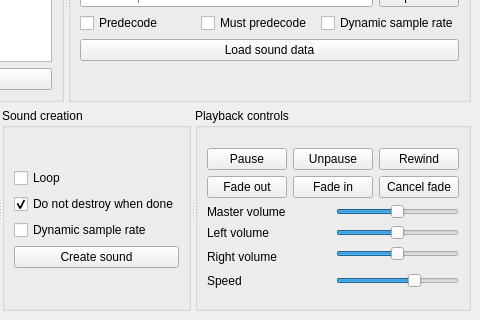
Clownacy/clownaudio, file examples/gui-qt/mainwindow.ui: the form before one commit; both pictures show x 250 to 730 and y 110 to 430 of the 730 by 430 pixel window.
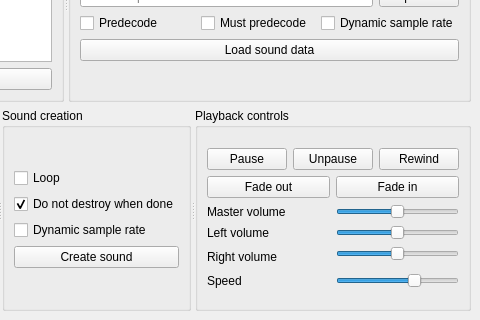
The form after the commit.

The edit to the form file:
```diff
--- a/examples/gui-qt/mainwindow.ui
+++ b/examples/gui-qt/mainwindow.ui
@@ -286,8 +286,8 @@
          </spacer>
         </item>
         <item>
-         <layout class="QGridLayout" name="gridLayout_2">
-          <item row="0" column="0">
+         <layout class="QHBoxLayout" name="horizontalLayout">
+          <item>
            <widget class="QPushButton" name="pushButton_Pause">
             <property name="enabled">
              <bool>true</bool>
@@ -303,7 +303,7 @@
             </property>
            </widget>
           </item>
-          <item row="0" column="1">
+          <item>
            <widget class="QPushButton" name="pushButton_Unpause">
             <property name="enabled">
              <bool>true</bool>
@@ -319,7 +319,7 @@
             </property>
            </widget>
           </item>
-          <item row="0" column="2">
+          <item>
            <widget class="QPushButton" name="pushButton_Rewind">
             <property name="enabled">
              <bool>true</bool>
@@ -335,7 +335,11 @@
             </property>
            </widget>
           </item>
-          <item row="1" column="0">
+         </layout>
+        </item>
+        <item>
+         <layout class="QHBoxLayout" name="horizontalLayout_3">
+          <item>
            <widget class="QPushButton" name="pushButton_FadeOut">
             <property name="enabled">
              <bool>true</bool>
@@ -351,7 +355,7 @@
             </property>
            </widget>
           </item>
-          <item row="1" column="1">
+          <item>
            <widget class="QPushButton" name="pushButton_FadeIn">
             <property name="enabled">
              <bool>true</bool>
@@ -367,22 +371,6 @@
             </property>
            </widget>
           </item>
-          <item row="1" column="2">
-           <widget class="QPushButton" name="pushButton_CancelFade">
-            <property name="enabled">
-             <bool>true</bool>
-            </property>
-            <property name="sizePolicy">
-             <sizepolicy hsizetype="Minimum" vsizetype="Fixed">
-              <horstretch>0</horstretch>
-              <verstretch>0</verstretch>
-             </sizepolicy>
-            </property>
-            <property name="text">
-             <string>Cancel fade</string>
-            </property>
-           </widget>
-          </item>
          </layout>
         </item>
         <item>
```
